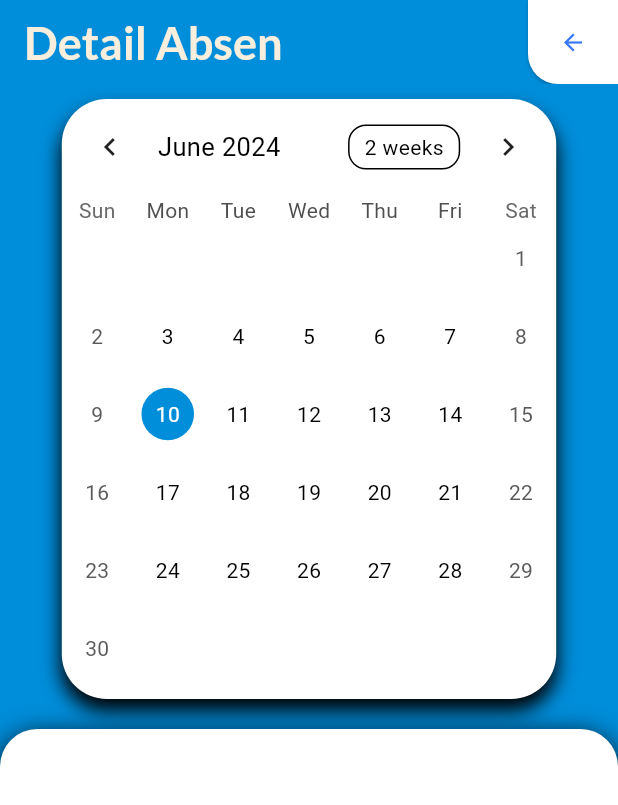
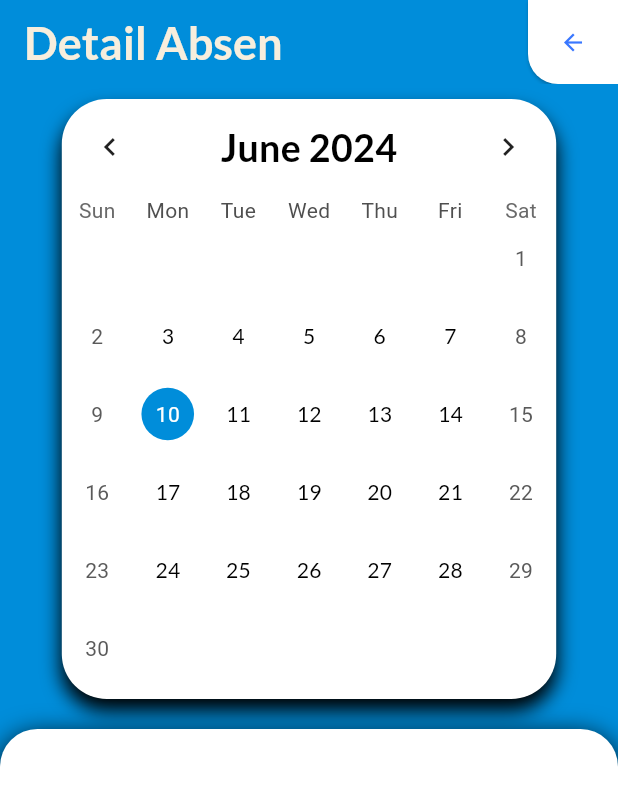
Before and after one commit to H4ntz-M4d/Project_AttendaceApp, a Flutter app: the DetailAbsen screen opened directly, on a phone screen of 412 x 824 dp. Shown: the top 805 px of the screen. Run offline on Flutter 3.47's test engine with Material 3 defaults, Android fonts, the phone set to English and light mode, and no system bars; drawn by our look-alikes of table_calendar; our stand-ins replace bloc, fl_chart, flutter_bloc, fluttertoast, get, google_fonts and 5 more; missing offline and left inert: dart:ffi, month_year_picker2; accounts and stored records are empty; network calls fail; project files that could hold a hidden picture were left out.

Commit message:
Edit Theme

```diff
--- a/lib/api_connection/api_connection.dart
+++ b/lib/api_connection/api_connection.dart
@@ -1,5 +1,6 @@
 class API {
   static const hostConnect = "http://192.168.106.145/api_attendance_app";
+
   static const hostConnectUser = "$hostConnect/user";
 
   static const login = "$hostConnect/user/login.php";
--- a/lib/user/fragments/detail_absen.dart
+++ b/lib/user/fragments/detail_absen.dart
@@ -170,15 +170,32 @@ class _DetailAbsenState extends State<DetailAbsen> {
                   });
                 },
                 eventLoader: _getEventsForDay,
-                calendarStyle: const CalendarStyle(
+                calendarStyle: CalendarStyle(
                   outsideDaysVisible: false,
-                  selectedDecoration: BoxDecoration(
+                  selectedDecoration: const BoxDecoration(
                     color: Color.fromARGB(255, 0, 141, 218),
                     shape: BoxShape.circle,
                   ),
-                  selectedTextStyle: TextStyle(color: Colors.white),
-                  defaultTextStyle: TextStyle(color: Colors.black),
-                  todayTextStyle: TextStyle(color: Colors.black),
+                  todayDecoration:const BoxDecoration(
+                    color: Color.fromARGB(255, 53, 114, 239),
+                    shape: BoxShape.circle,
+                  ),
+                  selectedTextStyle:const  TextStyle(color: Colors.white),
+                  defaultTextStyle: GoogleFonts.lato(
+                    textStyle: const TextStyle(
+                      color: Colors.black,
+                      fontWeight: FontWeight.w400,
+                    ),
+                  ),
+                  todayTextStyle:const TextStyle(color: Colors.white),
+                ),
+                headerStyle: HeaderStyle(
+                  titleCentered: true,
+                  formatButtonVisible: false,
+                  titleTextStyle: GoogleFonts.lato(
+                    textStyle: const TextStyle(
+                        fontWeight: FontWeight.w700, fontSize: 25),
+                  ),
                 ),
                 calendarBuilders: CalendarBuilders(
                   markerBuilder: (context, date, events) {
--- a/lib/user/fragments/profile_screen.dart
+++ b/lib/user/fragments/profile_screen.dart
@@ -24,8 +24,6 @@ class ProfileScreen extends StatefulWidget {
 }
 
 class _ProfileScreen extends State<ProfileScreen> {
-  final List<ProfilItem> _editingProfil = [];
-  List _listdata = [];
   final CurrentUser _currentUser = Get.put(CurrentUser());
 
   String _alamat = ''; // Tambahkan variabel name
```
Also changed, not shown: lib/user/model/event_list.dart (+76 -9 lines).
